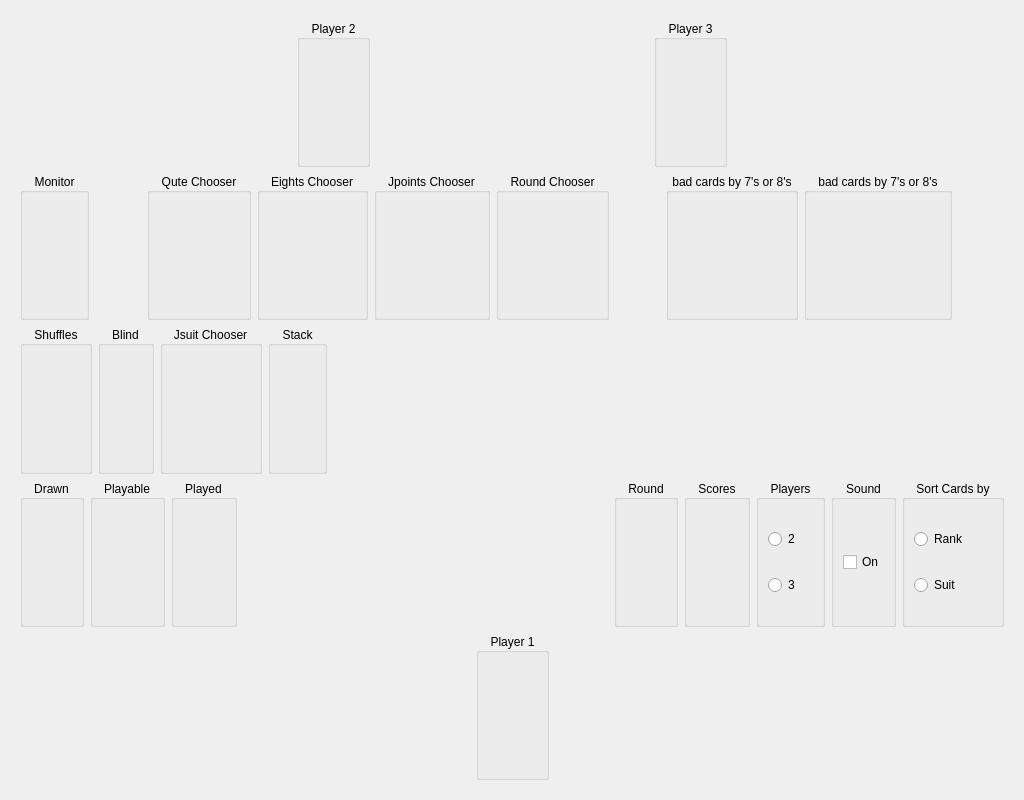
Above: table.ui from squawk7x/aQuteCardGame before the change. Below: the same form after it.
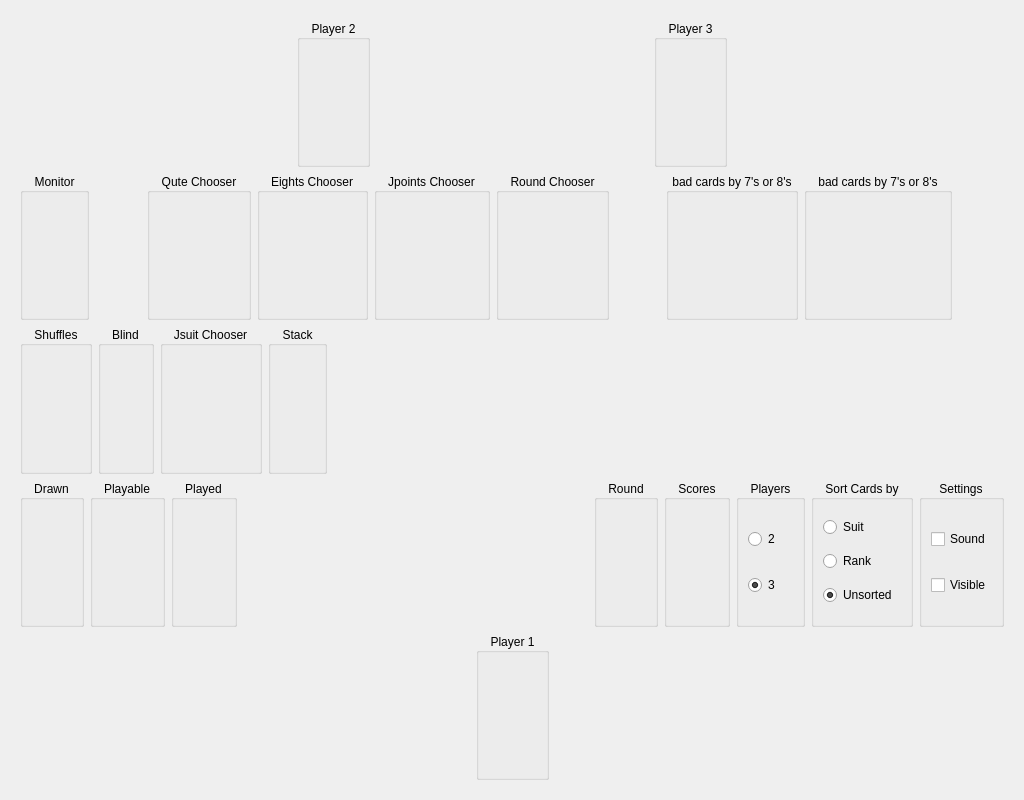
That is the form after the change.

Commit message: control panels added 2/3 players - sort cards - sound - visible cards

```diff
--- a/table.ui
+++ b/table.ui
@@ -416,6 +416,16 @@
            <set>Qt::AlignCenter</set>
           </property>
           <layout class="QGridLayout" name="gridLayout_2">
+           <item row="1" column="0">
+            <widget class="QRadioButton" name="rbNumPlayers3">
+             <property name="text">
+              <string>3</string>
+             </property>
+             <property name="checked">
+              <bool>true</bool>
+             </property>
+            </widget>
+           </item>
            <item row="0" column="0">
             <widget class="QRadioButton" name="rbNumPlayers2">
              <property name="text">
@@ -423,32 +433,6 @@
              </property>
             </widget>
            </item>
-           <item row="1" column="0">
-            <widget class="QRadioButton" name="rbNumerPlayers3">
-             <property name="text">
-              <string>3</string>
-             </property>
-            </widget>
-           </item>
-          </layout>
-         </widget>
-        </item>
-        <item>
-         <widget class="QGroupBox" name="gbSound">
-          <property name="title">
-           <string>Sound</string>
-          </property>
-          <property name="alignment">
-           <set>Qt::AlignCenter</set>
-          </property>
-          <layout class="QGridLayout" name="gridLayout_3">
-           <item row="0" column="0">
-            <widget class="QCheckBox" name="cbSoundOn">
-             <property name="text">
-              <string>On</string>
-             </property>
-            </widget>
-           </item>
           </layout>
          </widget>
         </item>
@@ -461,7 +445,17 @@
            <set>Qt::AlignCenter</set>
           </property>
           <layout class="QGridLayout" name="gridLayout_4">
-           <item row="0" column="0">
+           <item row="4" column="0">
+            <widget class="QRadioButton" name="rbUnsorted">
+             <property name="text">
+              <string>Unsorted</string>
+             </property>
+             <property name="checked">
+              <bool>true</bool>
+             </property>
+            </widget>
+           </item>
+           <item row="2" column="0">
             <widget class="QRadioButton" name="rbRank">
              <property name="text">
               <string>Rank</string>
@@ -472,6 +466,41 @@
             <widget class="QRadioButton" name="rbSuit">
              <property name="text">
               <string>Suit</string>
+             </property>
+             <property name="checked">
+              <bool>false</bool>
+             </property>
+            </widget>
+           </item>
+          </layout>
+         </widget>
+        </item>
+        <item>
+         <widget class="QGroupBox" name="gbSound">
+          <property name="title">
+           <string>Settings</string>
+          </property>
+          <property name="alignment">
+           <set>Qt::AlignCenter</set>
+          </property>
+          <layout class="QGridLayout" name="gridLayout_3">
+           <item row="0" column="1">
+            <widget class="QCheckBox" name="cbSound">
+             <property name="text">
+              <string>Sound</string>
+             </property>
+             <property name="checked">
+              <bool>false</bool>
+             </property>
+            </widget>
+           </item>
+           <item row="1" column="1">
+            <widget class="QCheckBox" name="cbVisible">
+             <property name="text">
+              <string>Visible</string>
+             </property>
+             <property name="checked">
+              <bool>false</bool>
              </property>
             </widget>
            </item>
```
The commit also changes 39 other files.
